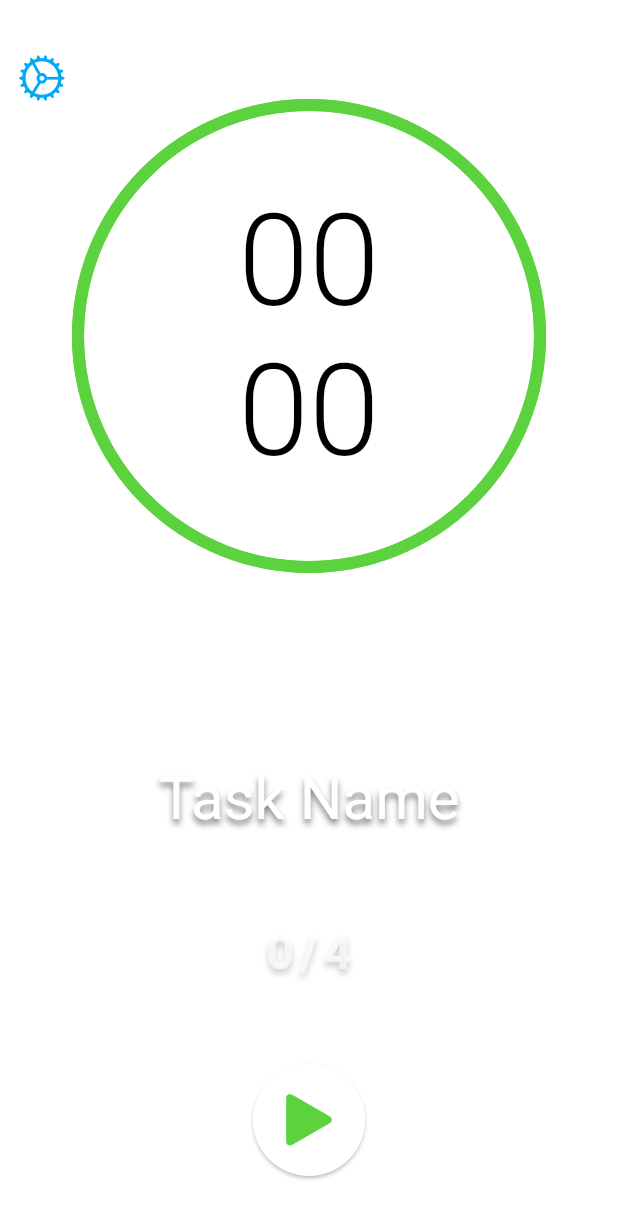
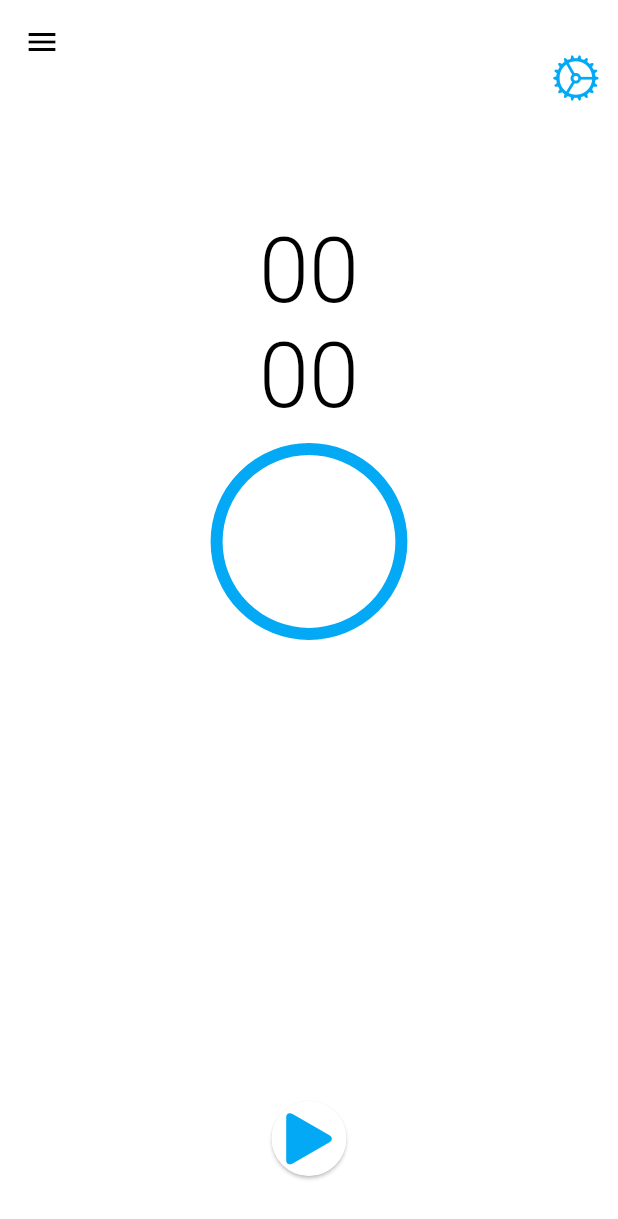
Before and after one commit to AlvinKuruvilla/stand-up, a Flutter app: the screen it shows after launch, after a tap on "Login", on a phone screen of 412 x 824 dp. Shown: the top 1219 px of the screen. Run offline on Flutter 3.47's test engine with Material 2 defaults, Android fonts, the phone set to English and light mode, and no system bars; our stand-ins replace introduction_screen.

Commit message:
Tweak animated clock and add  a coming soon page

```diff
--- a/stand_up/lib/Pages/Login/login_page.dart
+++ b/stand_up/lib/Pages/Login/login_page.dart
@@ -66,8 +66,8 @@ class LoginPage extends StatelessWidget {
         const SizedBox(height: 10),
         ElevatedButton(
           onPressed: () {
-            Navigator.push(
-                context, MaterialPageRoute(builder: (context) => TimerPage()));
+            Navigator.push(context,
+                MaterialPageRoute(builder: (context) => const TimerPage()));
           },
           style: ElevatedButton.styleFrom(
             shape: const StadiumBorder(),
--- a/stand_up/lib/Pages/Timer/timer_page.dart
+++ b/stand_up/lib/Pages/Timer/timer_page.dart
@@ -1,6 +1,7 @@
 import 'package:flutter/material.dart';
 import 'package:stand_up/Widgets/animated_clock.dart';
 import 'package:flutter/cupertino.dart';
+import 'package:stand_up/Widgets/in_progress.dart';
 
 class TimerPage extends StatefulWidget {
   const TimerPage({super.key});
@@ -13,12 +14,44 @@ class _TimerPageState extends State<TimerPage> {
   @override
   Widget build(BuildContext context) {
     return Scaffold(
+        appBar: AppBar(
+          iconTheme: const IconThemeData(color: Colors.black),
+          backgroundColor: Colors.transparent,
+          elevation: 0,
+        ),
+        drawer: Drawer(
+          child: ListView(
+            padding: EdgeInsets.zero,
+            children: [
+              ListTile(
+                leading: const Icon(Icons.edit_calendar),
+                title: const Text("Calendar"),
+                onTap: () {
+                  Navigator.push(
+                      context,
+                      MaterialPageRoute(
+                          builder: (context) => const InProgressPage()));
+                },
+              ),
+              ListTile(
+                leading: const Icon(Icons.money),
+                title: const Text("Donate"),
+                onTap: () {
+                  Navigator.push(
+                      context,
+                      MaterialPageRoute(
+                          builder: (context) => const InProgressPage()));
+                },
+              )
+            ],
+          ),
+        ),
         backgroundColor: Colors.white,
         body: const AnimatedClock(),
         floatingActionButton: Container(
           padding: const EdgeInsets.only(top: 40),
           child: Align(
-            alignment: Alignment.topLeft,
+            alignment: Alignment.topRight,
             child: FloatingActionButton(
               shape: const RoundedRectangleBorder(
                   borderRadius: BorderRadius.only(
@@ -28,7 +61,12 @@ class _TimerPageState extends State<TimerPage> {
                       bottomRight: Radius.circular(45))),
               elevation: 0.0,
               backgroundColor: Colors.white,
-              onPressed: () {},
+              onPressed: () {
+                Navigator.push(
+                    context,
+                    MaterialPageRoute(
+                        builder: (context) => const InProgressPage()));
+              },
               child: const Icon(
                 CupertinoIcons.settings_solid,
                 color: Colors.lightBlue,
--- a/stand_up/lib/Widgets/animated_clock.dart
+++ b/stand_up/lib/Widgets/animated_clock.dart
@@ -4,7 +4,6 @@ import 'package:flutter/material.dart';
 
 // TODO: The pause button does not turn back into a play button when pressed
 // TODO: Add functionality to reset the timer when a session is started
-// TODO: Show timer progress as it gets closer to zero
 
 class AnimatedClock extends StatefulWidget {
   const AnimatedClock({super.key});
@@ -44,22 +43,24 @@ class _AnimatedClockState extends State<AnimatedClock>
                   alignment: FractionalOffset.topCenter,
                   child: Padding(
                     padding: const EdgeInsets.only(
-                        left: 52, right: 52, bottom: 0, top: 70),
+                        left: 52, right: 52, bottom: 0, top: 5),
                     child: AspectRatio(
                       aspectRatio: 1,
                       child: Stack(
                         children: <Widget>[
-                          Positioned.fill(
+                          //Old value here was Positioned.fill()
+                          Positioned(
+                            top: 300,
+                            left: 0,
+                            right: 0,
                             child: AnimatedBuilder(
                                 animation: animationController,
                                 builder: (BuildContext context, Widget? child) {
                                   return CustomPaint(
                                       painter: TimerPainter(
                                           animation: animationController,
-                                          backgroundColor: const Color.fromRGBO(
-                                              92, 211, 62, 1),
-                                          color: const Color.fromRGBO(
-                                              92, 211, 62, 1)));
+                                          backgroundColor: Colors.lightBlue,
+                                          color: Colors.lightBlue));
                                 }),
                           ),
                           Align(
@@ -75,7 +76,8 @@ class _AnimatedClockState extends State<AnimatedClock>
                                     return Text(
                                       timerString,
                                       style: const TextStyle(
-                                          fontSize: 85.0,
+                                          //the old font size was 85
+                                          fontSize: 60.0,
                                           fontWeight: FontWeight.w300,
                                           color: Colors.black),
                                     );
@@ -95,52 +97,52 @@ class _AnimatedClockState extends State<AnimatedClock>
                 child: Column(
                   crossAxisAlignment: CrossAxisAlignment.center,
                   children: <Widget>[
-                    const Padding(
-                      padding: EdgeInsets.only(bottom: 60),
-                      child: Text(
-                        "Task Name",
-                        textAlign: TextAlign.center,
-                        style: TextStyle(
-                            color: Colors.white,
-                            fontWeight: FontWeight.w400,
-                            shadows: [
-                              Shadow(
-                                  blurRadius: 5,
-                                  color: Color.fromRGBO(0, 0, 0, 0.5),
-                                  offset: Offset(0, 3))
-                            ],
-                            fontSize: 40),
-                      ),
-                    ),
-                    Padding(
-                      padding: const EdgeInsets.only(bottom: 55),
-                      child: Column(
-                        crossAxisAlignment: CrossAxisAlignment.center,
-                        children: const <Widget>[
-                          Text(
-                            "0/4",
-                            style: TextStyle(
-                              color: Colors.white70,
-                              fontSize: 32,
-                              fontWeight: FontWeight.w600,
-                              letterSpacing: 4,
-                              shadows: [
-                                Shadow(
-                                    blurRadius: 5,
-                                    color: Color.fromRGBO(0, 0, 0, 0.2),
-                                    offset: Offset(0, 3))
-                              ],
-                            ),
-                          ),
-                        ],
-                      ),
-                    ),
+                    // const Padding(
+                    //   padding: EdgeInsets.only(bottom: 50),
+                    //   child: Text(
+                    //     "Task Name",
+                    //     textAlign: TextAlign.center,
+                    //     style: TextStyle(
+                    //         color: Colors.black,
+                    //         fontWeight: FontWeight.w400,
+                    //         shadows: [
+                    //           Shadow(
+                    //               blurRadius: 5,
+                    //               color: Color.fromRGBO(0, 0, 0, 0.5),
+                    //               offset: Offset(0, 3))
+                    //         ],
+                    //         fontSize: 40),
+                    //   ),
+                    // ),
+                    // Padding(
+                    //   padding: const EdgeInsets.only(bottom: 55),
+                    //   child: Column(
+                    //     crossAxisAlignment: CrossAxisAlignment.center,
+                    //     children: const <Widget>[
+                    //       Text(
+                    //         "0/4",
+                    //         style: TextStyle(
+                    //           color: Colors.black,
+                    //           fontSize: 28,
+                    //           fontWeight: FontWeight.w600,
+                    //           letterSpacing: 4,
+                    //           shadows: [
+                    //             Shadow(
+                    //                 blurRadius: 5,
+                    //                 color: Color.fromRGBO(0, 0, 0, 0.2),
+                    //                 offset: Offset(0, 3))
+                    //           ],
+                    //         ),
+                    //       ),
+                    //     ],
+                    //   ),
+                    // ),
                     AnimatedBuilder(
                       animation: animationController,
                       builder: (context, child) {
                         return SizedBox(
-                          width: 75.0,
-                          height: 75.0,
+                          width: 50.0,
+                          height: 50.0,
                           child: RawMaterialButton(
                             fillColor: Colors.white,
                             shape: const CircleBorder(),
@@ -150,7 +152,7 @@ class _AnimatedClockState extends State<AnimatedClock>
                                     ? CupertinoIcons.pause_solid
                                     : CupertinoIcons.play_arrow_solid,
                                 size: 48,
-                                color: const Color.fromRGBO(92, 211, 62, 1)),
+                                color: Colors.lightBlue),
                             onPressed: () {
                               if (animationController.isAnimating) {
                                 animationController.stop();
--- a/stand_up/lib/Widgets/timer_painter.dart
+++ b/stand_up/lib/Widgets/timer_painter.dart
@@ -1,5 +1,7 @@
 import 'package:flutter/material.dart';
 import 'dart:math';
+
+// TODO: Show timer progress as it gets closer to zero
 
 class TimerPainter extends CustomPainter {
   final Animation<double> animation;
@@ -18,8 +20,8 @@ class TimerPainter extends CustomPainter {
       ..strokeWidth = 8.0
       ..strokeCap = StrokeCap.butt
       ..style = PaintingStyle.stroke;
-
-    canvas.drawCircle(size.center(Offset.zero), size.width / 2.0, paint);
+    // the old value was 2.0 instead of 5.0
+    canvas.drawCircle(size.center(Offset.zero), size.width / 5.0, paint);
     paint.color = color;
     double progress = (1.0 - animation.value) * 2 * pi;
     canvas.drawArc(Offset.zero & size, pi * 1.5, progress, false, paint);
```
Also changed, not shown: stand_up/lib/Widgets/in_progress.dart (added, +36 -0 lines), stand_up/pubspec.yaml (+4 -3 lines), stand_up/assets/images/onboarding1.png (added), 1 other file.
